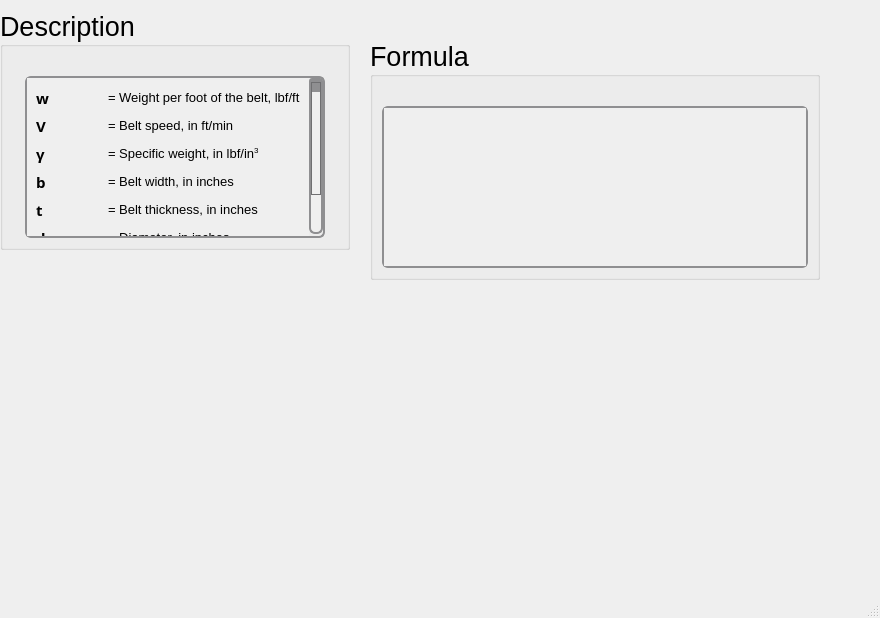
Old version of the form ui/belt_fcbelt.ui in the repository Ah00ra/HNNS.
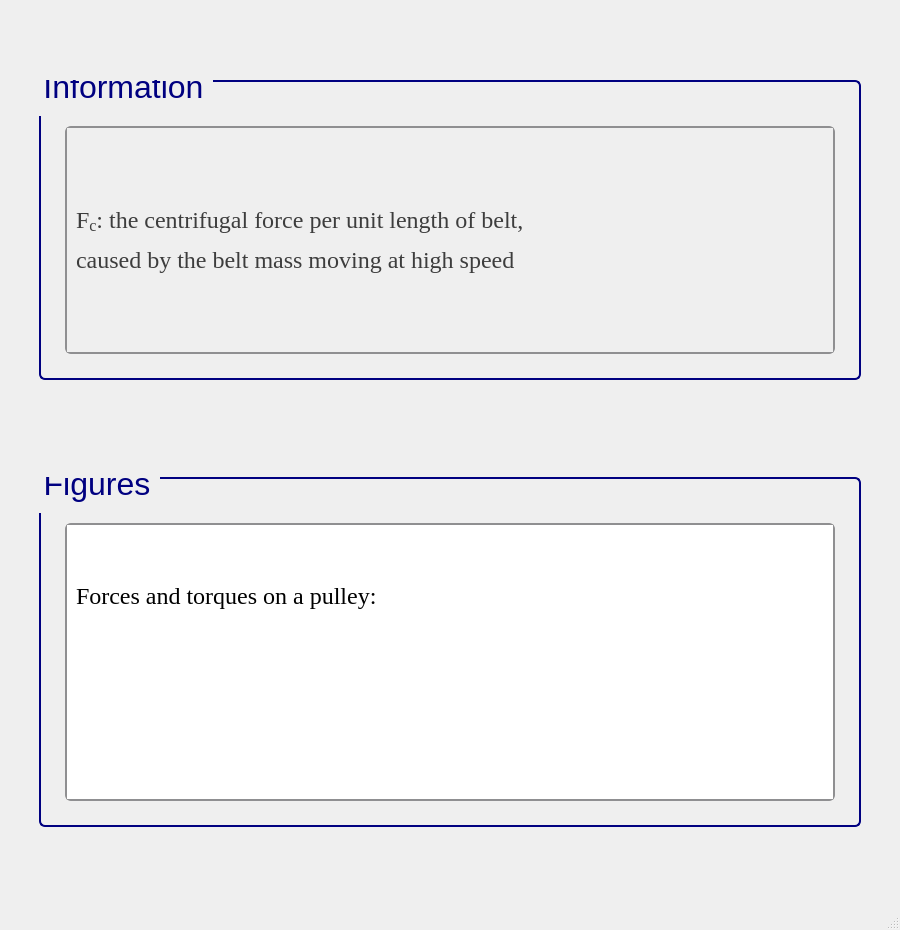
New version of the form. Icons and pictures are not drawn.

```diff
--- a/ui/belt_fcbelt.ui
+++ b/ui/belt_fcbelt.ui
@@ -6,75 +6,167 @@
    <rect>
     <x>0</x>
     <y>0</y>
-    <width>880</width>
-    <height>618</height>
+    <width>900</width>
+    <height>930</height>
    </rect>
   </property>
+  <property name="minimumSize">
+   <size>
+    <width>900</width>
+    <height>930</height>
+   </size>
+  </property>
+  <property name="maximumSize">
+   <size>
+    <width>900</width>
+    <height>930</height>
+   </size>
+  </property>
   <property name="windowTitle">
    <string>MainWindow</string>
   </property>
   <widget class="QWidget" name="centralwidget">
-   <widget class="QGroupBox" name="groupBox_46">
-    <property name="geometry">
-     <rect>
-      <x>0</x>
-      <y>10</y>
-      <width>350</width>
-      <height>240</height>
-     </rect>
-    </property>
+   <layout class="QGridLayout" name="gridLayout">
+    <item row="1" column="1">
+     <spacer name="verticalSpacer_23">
+      <property name="orientation">
+       <enum>Qt::Vertical</enum>
+      </property>
+      <property name="sizeType">
+       <enum>QSizePolicy::Fixed</enum>
+      </property>
+      <property name="sizeHint" stdset="0">
+       <size>
+        <width>20</width>
+        <height>20</height>
+       </size>
+      </property>
+     </spacer>
+    </item>
+    <item row="0" column="1">
+     <widget class="QGroupBox" name="groupBox_125">
     <property name="sizePolicy">
-     <sizepolicy hsizetype="Minimum" vsizetype="Minimum">
+       <sizepolicy hsizetype="Fixed" vsizetype="Fixed">
       <horstretch>0</horstretch>
       <verstretch>0</verstretch>
      </sizepolicy>
     </property>
     <property name="minimumSize">
      <size>
-      <width>350</width>
-      <height>0</height>
-     </size>
-    </property>
-    <property name="maximumSize">
-     <size>
-      <width>350</width>
-      <height>241</height>
+        <width>822</width>
+        <height>300</height>
      </size>
     </property>
     <property name="font">
      <font>
       <family>Segoe UI</family>
-      <pointsize>20</pointsize>
+        <pointsize>24</pointsize>
       <weight>50</weight>
       <italic>false</italic>
       <bold>false</bold>
      </font>
     </property>
+      <property name="styleSheet">
+       <string notr="true">QGroupBox {
+    border: 2px solid navy;
+    border-radius: 6px;
+    background-color: qlineargradient(x1:0, y1:0, x2:0, y2:1,
+                                      stop:0 #f6f7fa, stop:1 #dadbde);
+    font: 24pt &quot;Segoe UI&quot;;
+    padding: 5px; /* add padding inside the group box */
+    color: black;
+}
+QGroupBox::title {
+    subcontrol-origin: margin;
+    subcontrol-position: top left;
+    padding-left: 0px;
+    padding-right: 5px;
+    padding-top: 0px;
+    margin-top: -22px;  /* shift title up */
+    color: navy;
+    font-weight: bold;
+}
+</string>
+      </property>
     <property name="title">
-     <string>Description</string>
-    </property>
-    <layout class="QGridLayout" name="gridLayout_118">
+       <string>Information</string>
+      </property>
+      <layout class="QGridLayout" name="gridLayout_255">
+       <item row="1" column="2">
+        <spacer name="verticalSpacer_36">
+         <property name="orientation">
+          <enum>Qt::Horizontal</enum>
+         </property>
+         <property name="sizeType">
+          <enum>QSizePolicy::Fixed</enum>
+         </property>
+         <property name="sizeHint" stdset="0">
+          <size>
+           <width>10</width>
+           <height>20</height>
+          </size>
+         </property>
+        </spacer>
+       </item>
+       <item row="0" column="1">
+        <spacer name="verticalSpacer_35">
+         <property name="orientation">
+          <enum>Qt::Vertical</enum>
+         </property>
+         <property name="sizeType">
+          <enum>QSizePolicy::Fixed</enum>
+         </property>
+         <property name="sizeHint" stdset="0">
+          <size>
+           <width>20</width>
+           <height>30</height>
+          </size>
+         </property>
+        </spacer>
+       </item>
      <item row="1" column="0">
-      <widget class="QScrollArea" name="scrollArea_12">
+        <spacer name="verticalSpacer_34">
+         <property name="orientation">
+          <enum>Qt::Horizontal</enum>
+         </property>
+         <property name="sizeType">
+          <enum>QSizePolicy::Fixed</enum>
+         </property>
+         <property name="sizeHint" stdset="0">
+          <size>
+           <width>10</width>
+           <height>20</height>
+          </size>
+         </property>
+        </spacer>
+       </item>
+       <item row="2" column="1">
+        <spacer name="verticalSpacer_37">
+         <property name="orientation">
+          <enum>Qt::Vertical</enum>
+         </property>
+         <property name="sizeType">
+          <enum>QSizePolicy::Fixed</enum>
+         </property>
+         <property name="sizeHint" stdset="0">
+          <size>
+           <width>10</width>
+           <height>10</height>
+          </size>
+         </property>
+        </spacer>
+       </item>
+       <item row="1" column="1">
+        <widget class="QScrollArea" name="scrollArea_43">
        <property name="sizePolicy">
         <sizepolicy hsizetype="Minimum" vsizetype="Minimum">
          <horstretch>0</horstretch>
          <verstretch>0</verstretch>
         </sizepolicy>
        </property>
-       <property name="maximumSize">
-        <size>
-         <width>300</width>
-         <height>361</height>
-        </size>
-       </property>
        <property name="font">
         <font>
-         <family>Segoe UI</family>
          <pointsize>15</pointsize>
-         <weight>50</weight>
-         <italic>false</italic>
-         <bold>false</bold>
         </font>
        </property>
        <property name="styleSheet">
@@ -142,305 +234,217 @@
         <enum>Qt::ScrollBarAsNeeded</enum>
        </property>
        <property name="horizontalScrollBarPolicy">
-        <enum>Qt::ScrollBarAlwaysOff</enum>
+          <enum>Qt::ScrollBarAsNeeded</enum>
        </property>
        <property name="widgetResizable">
         <bool>true</bool>
        </property>
-       <widget class="QWidget" name="scrollAreaWidgetContents_12">
+         <widget class="QWidget" name="scrollAreaWidgetContents_43">
         <property name="geometry">
          <rect>
           <x>0</x>
           <y>0</y>
-          <width>282</width>
-          <height>208</height>
-         </rect>
-        </property>
-        <layout class="QGridLayout" name="gridLayout_97">
+            <width>754</width>
+            <height>212</height>
+           </rect>
+          </property>
+          <layout class="QGridLayout" name="gridLayout_3">
          <item row="0" column="0">
           <widget class="QLabel" name="label_23">
            <property name="font">
             <font>
-             <family>Segoe UI Variable Text Semibold</family>
-             <pointsize>11</pointsize>
-             <weight>75</weight>
-             <bold>true</bold>
-            </font>
-           </property>
-           <property name="text">
-            <string>&lt;html&gt;&lt;head/&gt;&lt;body&gt;&lt;p&gt;w&lt;/p&gt;&lt;/body&gt;&lt;/html&gt;</string>
-           </property>
-          </widget>
-         </item>
-         <item row="0" column="1">
-          <widget class="QLabel" name="htext_378">
-           <property name="font">
-            <font>
-             <family>MS Shell Dlg 2</family>
-             <pointsize>10</pointsize>
-            </font>
-           </property>
-           <property name="text">
-            <string>&lt;html&gt;&lt;head/&gt;&lt;body&gt;&lt;p align=&quot;justify&quot;&gt;= Weight per foot of the belt, lbf/ft&lt;/p&gt;&lt;/body&gt;&lt;/html&gt;</string>
-           </property>
-          </widget>
-         </item>
-         <item row="1" column="0">
-          <widget class="QLabel" name="label_25">
-           <property name="font">
-            <font>
-             <family>Segoe UI Variable Small Semibol</family>
-             <pointsize>11</pointsize>
-             <weight>75</weight>
-             <bold>true</bold>
-            </font>
-           </property>
-           <property name="text">
-            <string>V</string>
-           </property>
-          </widget>
-         </item>
-         <item row="1" column="1">
-          <widget class="QLabel" name="htext_379">
-           <property name="font">
-            <font>
-             <pointsize>10</pointsize>
-            </font>
-           </property>
-           <property name="text">
-            <string>&lt;html&gt;&lt;head/&gt;&lt;body&gt;&lt;p&gt;= Belt speed, in ft/min&lt;/p&gt;&lt;/body&gt;&lt;/html&gt;</string>
-           </property>
-          </widget>
-         </item>
-         <item row="2" column="0">
-          <widget class="QLabel" name="label_22">
-           <property name="font">
-            <font>
-             <family>Segoe UI Variable Small Semibol</family>
-             <pointsize>11</pointsize>
-             <weight>75</weight>
-             <bold>true</bold>
-            </font>
-           </property>
-           <property name="text">
-            <string>γ</string>
-           </property>
-          </widget>
-         </item>
-         <item row="2" column="1">
-          <widget class="QLabel" name="htext_376">
-           <property name="font">
-            <font>
-             <family>MS Shell Dlg 2</family>
-             <pointsize>10</pointsize>
+               <family>Times New Roman</family>
+               <pointsize>18</pointsize>
              <weight>50</weight>
-             <italic>false</italic>
              <bold>false</bold>
             </font>
            </property>
-           <property name="text">
-            <string>&lt;html&gt;&lt;head/&gt;&lt;body&gt;&lt;p&gt;&lt;span style=&quot; font-size:10pt;&quot;&gt;= &lt;/span&gt;Specific weight, in lbf/in&lt;span style=&quot; vertical-align:super;&quot;&gt;3&lt;/span&gt;&lt;/p&gt;&lt;/body&gt;&lt;/html&gt;</string>
-           </property>
-          </widget>
-         </item>
-         <item row="3" column="0">
-          <widget class="QLabel" name="label_29">
-           <property name="font">
-            <font>
-             <family>Segoe UI Variable Small Semibol</family>
-             <pointsize>11</pointsize>
-             <weight>75</weight>
-             <bold>true</bold>
-            </font>
+             <property name="cursor">
+              <cursorShape>ArrowCursor</cursorShape>
+             </property>
+             <property name="frameShape">
+              <enum>QFrame::NoFrame</enum>
            </property>
            <property name="text">
-            <string>b</string>
+              <string>&lt;html&gt;&lt;head/&gt;&lt;body&gt;&lt;p&gt;&lt;span style=&quot; color:#3d3d3d;&quot;&gt;F&lt;/span&gt;&lt;span style=&quot; color:#3d3d3d; vertical-align:sub;&quot;&gt;c&lt;/span&gt;&lt;span style=&quot; color:#3d3d3d;&quot;&gt;: the centrifugal force per unit length of belt,&lt;/span&gt;&lt;/p&gt;&lt;p&gt;&lt;span style=&quot; color:#3d3d3d;&quot;&gt;caused by the belt mass moving at high speed&lt;/span&gt;&lt;/p&gt;&lt;/body&gt;&lt;/html&gt;</string>
            </property>
           </widget>
          </item>
-         <item row="3" column="1">
-          <widget class="QLabel" name="htext_385">
-           <property name="font">
-            <font>
-             <pointsize>10</pointsize>
-            </font>
-           </property>
-           <property name="text">
-            <string>&lt;html&gt;&lt;head/&gt;&lt;body&gt;&lt;p&gt;= Belt width, in inches&lt;/p&gt;&lt;/body&gt;&lt;/html&gt;</string>
-           </property>
-          </widget>
-         </item>
-         <item row="4" column="0">
-          <widget class="QLabel" name="label_30">
-           <property name="font">
-            <font>
-             <family>Segoe UI Variable Small Semibol</family>
-             <pointsize>11</pointsize>
-             <weight>75</weight>
-             <bold>true</bold>
-            </font>
-           </property>
-           <property name="text">
-            <string>t</string>
-           </property>
-          </widget>
-         </item>
-         <item row="4" column="1">
-          <widget class="QLabel" name="htext_386">
-           <property name="font">
-            <font>
-             <pointsize>10</pointsize>
-            </font>
-           </property>
-           <property name="text">
-            <string>&lt;html&gt;&lt;head/&gt;&lt;body&gt;&lt;p&gt;= Belt thickness, in inches&lt;/p&gt;&lt;/body&gt;&lt;/html&gt;</string>
-           </property>
-          </widget>
-         </item>
-         <item row="5" column="0">
-          <widget class="QLabel" name="label_33">
-           <property name="font">
-            <font>
-             <family>Segoe UI Variable Small Semibol</family>
-             <pointsize>11</pointsize>
-             <weight>75</weight>
-             <bold>true</bold>
-            </font>
-           </property>
-           <property name="text">
-            <string>d</string>
-           </property>
-          </widget>
-         </item>
-         <item row="5" column="1">
-          <widget class="QLabel" name="htext_387">
-           <property name="font">
-            <font>
-             <pointsize>10</pointsize>
-            </font>
-           </property>
-           <property name="text">
-            <string>&lt;html&gt;&lt;head/&gt;&lt;body&gt;&lt;p align=&quot;justify&quot;&gt;= Diameter, in inches&lt;/p&gt;&lt;/body&gt;&lt;/html&gt;</string>
-           </property>
-          </widget>
-         </item>
-         <item row="6" column="0">
-          <widget class="QLabel" name="label_34">
-           <property name="font">
-            <font>
-             <family>Segoe UI Variable Small Semibol</family>
-             <pointsize>11</pointsize>
-             <weight>75</weight>
-             <bold>true</bold>
-            </font>
-           </property>
-           <property name="text">
-            <string>n</string>
-           </property>
-          </widget>
-         </item>
-         <item row="6" column="1">
-          <widget class="QLabel" name="htext_388">
-           <property name="font">
-            <font>
-             <pointsize>10</pointsize>
-            </font>
-           </property>
-           <property name="text">
-            <string>&lt;html&gt;&lt;head/&gt;&lt;body&gt;&lt;p&gt;&lt;span style=&quot; font-size:10pt;&quot;&gt;= &lt;/span&gt;Rotational speed, in rev/min&lt;/p&gt;&lt;/body&gt;&lt;/html&gt;</string>
-           </property>
-          </widget>
-         </item>
         </layout>
        </widget>
       </widget>
      </item>
-     <item row="0" column="0">
-      <spacer name="verticalSpacer_54">
-       <property name="orientation">
-        <enum>Qt::Vertical</enum>
-       </property>
-       <property name="sizeType">
-        <enum>QSizePolicy::Fixed</enum>
-       </property>
-       <property name="sizeHint" stdset="0">
-        <size>
-         <width>20</width>
-         <height>20</height>
-        </size>
-       </property>
-      </spacer>
-     </item>
-    </layout>
-   </widget>
-   <widget class="QGroupBox" name="groupBox_45">
-    <property name="geometry">
-     <rect>
-      <x>370</x>
-      <y>40</y>
-      <width>450</width>
-      <height>240</height>
-     </rect>
-    </property>
+      </layout>
+     </widget>
+    </item>
+    <item row="2" column="1">
+     <widget class="QGroupBox" name="groupBox_41">
     <property name="sizePolicy">
-     <sizepolicy hsizetype="Minimum" vsizetype="Minimum">
+       <sizepolicy hsizetype="Fixed" vsizetype="Fixed">
       <horstretch>0</horstretch>
       <verstretch>0</verstretch>
      </sizepolicy>
     </property>
     <property name="minimumSize">
      <size>
-      <width>450</width>
-      <height>0</height>
+        <width>822</width>
+        <height>350</height>
      </size>
     </property>
     <property name="maximumSize">
      <size>
-      <width>450</width>
-      <height>241</height>
+        <width>922</width>
+        <height>16777215</height>
      </size>
     </property>
     <property name="font">
      <font>
       <family>Segoe UI</family>
-      <pointsize>20</pointsize>
+        <pointsize>24</pointsize>
       <weight>50</weight>
       <italic>false</italic>
       <bold>false</bold>
      </font>
     </property>
+      <property name="styleSheet">
+       <string notr="true">/* GroupBox styling */
+QGroupBox {
+    border: 2px solid navy;
+    border-radius: 6px;
+    background-color: qlineargradient(x1:0, y1:0, x2:0, y2:1,
+    stop:0 #f6f7fa, stop:1 #dadbde);
+    font: 24pt &quot;Segoe UI&quot;;
+    padding: 5px;
+    color: black;
+}
+
+/* GroupBox title styling */
+QGroupBox::title {
+    subcontrol-origin: margin;
+    subcontrol-position: top left;
+    padding-left: 0px;
+    padding-right: 5px;
+    padding-top: 0px;
+    margin-top: -22px;
+    color: navy;
+    font-weight: bold;
+}
+
+/* Make QScrollArea (only within GroupBox) have a white background with correct border */
+QGroupBox QScrollArea {
+    background-color: white !important;
+    border: 2px solid #8f8f91;
+    border-radius: 6px;
+}
+
+/* Make QScrollArea's viewport white as well */
+QGroupBox QScrollArea QWidget {
+    background-color: white !important;
+}
+
+/* Scrollbar styling inside QScrollArea in QGroupBox */
+QGroupBox QScrollArea QScrollBar:vertical, QGroupBox QScrollArea QScrollBar:horizontal {
+    background: qlineargradient(x1:0, y1:0, x2:0, y2:1,
+    stop:0 #f6f7fa, stop:1 #dadbde);
+    border: 2px solid #8f8f91;
+    border-radius: 6px;
+    width: 14px;
+    height: 14px;
+    margin: 2px 0 2px 0;
+}
+
+/* Remove bottom button of vertical scrollbar */
+QGroupBox QScrollArea QScrollBar::add-line:vertical {
+    height: 0px;
+    width: 0px;
+    border: none;
+    background: none;
+    margin: 0px;
+    padding: 0px;
+}
+
+/* Scrollbar handle */
+QGroupBox QScrollArea QScrollBar::handle:vertical, QGroupBox QScrollArea QScrollBar::handle:horizontal {
+    background: qlineargradient(x1:0, y1:0, x2:0, y2:1,
+    stop:0 #8f8f91, stop:1 #6f6f71);
+    min-height: 20px;
+    border-radius: 6px;
+    border: 1px solid #6f6f71;
+}
+
+QGroupBox QScrollArea QScrollBar::handle:vertical:hover, QGroupBox QScrollArea QScrollBar::handle:horizontal:hover {
+    background: qlineargradient(x1:0, y1:0, x2:0, y2:1,
+    stop:0 #6f6f71, stop:1 #4f4f51);
+    border: 1px solid #4f4f51;
+}
+
+/* Scrollbar sub-line buttons */
+QGroupBox QScrollArea QScrollBar::sub-line:vertical, QGroupBox QScrollArea QScrollBar::add-line:horizontal, QGroupBox QScrollArea QScrollBar::sub-line:horizontal {
+    background: #8f8f91;
+    border: none;
+    border-radius: 3px;
+    height: 14px;
+    width: 14px;
+    subcontrol-origin: margin;
+}
+
+QGroupBox QScrollArea QScrollBar::sub-line:vertical:hover, QGroupBox QScrollArea QScrollBar::add-line:horizontal:hover, QGroupBox QScrollArea QScrollBar::sub-line:horizontal:hover {
+    background: #6f6f71;
+}
+
+/* Transparent page areas */
+QGroupBox QScrollArea QScrollBar::add-page:vertical, QGroupBox QScrollArea QScrollBar::sub-page:vertical,
+QGroupBox QScrollArea QScrollBar::add-page:horizontal, QGroupBox QScrollArea QScrollBar::sub-page:horizontal {
+    background: transparent;
+}
+</string>
+      </property>
     <property name="title">
-     <string>Formula</string>
-    </property>
-    <layout class="QGridLayout" name="gridLayout_116">
-     <item row="1" column="0">
-      <widget class="QScrollArea" name="scrollArea_11">
-       <property name="sizePolicy">
-        <sizepolicy hsizetype="Minimum" vsizetype="Minimum">
-         <horstretch>0</horstretch>
-         <verstretch>0</verstretch>
-        </sizepolicy>
-       </property>
-       <property name="font">
-        <font>
-         <family>Segoe UI</family>
-         <pointsize>15</pointsize>
-         <weight>50</weight>
-         <italic>false</italic>
-         <bold>false</bold>
-        </font>
-       </property>
+       <string>Figures</string>
+      </property>
+      <layout class="QGridLayout" name="gridLayout_62">
+       <item row="1" column="1">
+        <widget class="QScrollArea" name="scrollArea_2">
        <property name="styleSheet">
-        <string notr="true">QScrollArea {
-    background: qlineargradient(x1:0, y1:0, x2:0, y2:1,
-                               stop:0 #f6f7fa, stop:1 #dadbde);
+          <string notr="true">/* GroupBox styling */
+QGroupBox {
+    border: 2px solid navy;
+    border-radius: 6px;
+    background-color: qlineargradient(x1:0, y1:0, x2:0, y2:1,
+    stop:0 #f6f7fa, stop:1 #dadbde);
+    font: 20pt &quot;Segoe UI&quot;;
+    padding: 5px;
+    color: black;
+}
+
+/* GroupBox title styling */
+QGroupBox::title {
+    subcontrol-origin: margin;
+    subcontrol-position: top left;
+    padding-left: 0px;
+    padding-right: 5px;
+    padding-top: 0px;
+    margin-top: -20px;
+    color: navy;
+    font-weight: bold;
+}
+
+/* Make QScrollArea (only within GroupBox) have a white background with correct border */
+QGroupBox QScrollArea {
+    background-color: white !important;
     border: 2px solid #8f8f91;
     border-radius: 6px;
 }
 
-QScrollArea QScrollBar:vertical, QScrollArea QScrollBar:horizontal {
+/* Make QScrollArea's viewport white as well */
+QGroupBox QScrollArea QWidget {
+    background-color: white !important;
+}
+
+/* Scrollbar styling inside QScrollArea in QGroupBox */
+QGroupBox QScrollArea QScrollBar:vertical, QGroupBox QScrollArea QScrollBar:horizontal {
     background: qlineargradient(x1:0, y1:0, x2:0, y2:1,
-                               stop:0 #f6f7fa, stop:1 #dadbde);
+    stop:0 #f6f7fa, stop:1 #dadbde);
     border: 2px solid #8f8f91;
     border-radius: 6px;
     width: 14px;
@@ -448,8 +452,8 @@
     margin: 2px 0 2px 0;
 }
 
-/* Completely remove the bottom button of the vertical scrollbar */
-QScrollArea QScrollBar::add-line:vertical {
+/* Remove bottom button of vertical scrollbar */
+QGroupBox QScrollArea QScrollBar::add-line:vertical {
     height: 0px;
     width: 0px;
     border: none;
@@ -458,9 +462,10 @@
     padding: 0px;
 }
 
-QScrollArea QScrollBar::handle:vertical, QScrollArea QScrollBar::handle:horizontal {
+/* Scrollbar handle */
+QGroupBox QScrollArea QScrollBar::handle:vertical, QGroupBox QScrollArea QScrollBar::handle:horizontal {
     background: qlineargradient(x1:0, y1:0, x2:0, y2:1,
-                               stop:0 #8f8f91, stop:1 #6f6f71);
+    stop:0 #8f8f91, stop:1 #6f6f71);
     min-height: 20px;
     border-radius: 6px;
     border: 1px solid #6f6f71;
@@ -472,7 +477,8 @@
     border: 1px solid #4f4f51;
 }
 
-QScrollArea QScrollBar::sub-line:vertical, QScrollArea QScrollBar::add-line:horizontal, QScrollArea QScrollBar::sub-line:horizontal {
+/* Scrollbar sub-line buttons */
+QGroupBox QScrollArea QScrollBar::sub-line:vertical, QGroupBox QScrollArea QScrollBar::add-line:horizontal, QGroupBox QScrollArea QScrollBar::sub-line:horizontal {
     background: #8f8f91;
     border: none;
     border-radius: 3px;
@@ -485,91 +491,74 @@
     background: #6f6f71;
 }
 
-QScrollArea QScrollBar::add-page:vertical, QScrollArea QScrollBar::sub-page:vertical,
-QScrollArea QScrollBar::add-page:horizontal, QScrollArea QScrollBar::sub-page:horizontal {
+/* Transparent page areas */
+QGroupBox QScrollArea QScrollBar::add-page:vertical, QGroupBox QScrollArea QScrollBar::sub-page:vertical,
+QGroupBox QScrollArea QScrollBar::add-page:horizontal, QGroupBox QScrollArea QScrollBar::sub-page:horizontal {
     background: transparent;
 }
 </string>
        </property>
-       <property name="verticalScrollBarPolicy">
-        <enum>Qt::ScrollBarAsNeeded</enum>
-       </property>
        <property name="widgetResizable">
         <bool>true</bool>
        </property>
-       <widget class="QWidget" name="scrollAreaWidgetContents_11">
+         <widget class="QWidget" name="scrollAreaWidgetContents_2">
         <property name="geometry">
          <rect>
           <x>0</x>
           <y>0</y>
-          <width>422</width>
-          <height>146</height>
-         </rect>
-        </property>
-        <layout class="QGridLayout" name="gridLayout_98">
+            <width>733</width>
+            <height>494</height>
+           </rect>
+          </property>
+          <layout class="QGridLayout" name="gridLayout_2">
          <item row="0" column="0">
           <widget class="QLabel" name="htext_381">
            <property name="font">
             <font>
-             <family>MS Shell Dlg 2</family>
-             <pointsize>11</pointsize>
+               <family>Times New Roman</family>
+               <pointsize>18</pointsize>
              <weight>50</weight>
-             <italic>false</italic>
              <bold>false</bold>
             </font>
            </property>
-           <property name="text">
-            <string>&lt;html&gt;&lt;head/&gt;&lt;body&gt;&lt;p&gt;&lt;img src=&quot;:/desc/images/Fc belt.png&quot;/&gt;&lt;/p&gt;&lt;/body&gt;&lt;/html&gt;</string>
-           </property>
-           <property name="scaledContents">
-            <bool>true</bool>
-           </property>
+             <property name="cursor">
+              <cursorShape>ArrowCursor</cursorShape>
+             </property>
+             <property name="frameShape">
+              <enum>QFrame::NoFrame</enum>
+             </property>
+             <property name="text">
+              <string>&lt;html&gt;&lt;head/&gt;&lt;body&gt;&lt;p&gt;&lt;span style=&quot; color:#000000;&quot;&gt;Forces and torques on a pulley:&lt;/span&gt;&lt;/p&gt;&lt;/body&gt;&lt;/html&gt;</string>
+             </property>
           </widget>
          </item>
          <item row="1" column="0">
           <widget class="QLabel" name="htext_389">
            <property name="font">
             <font>
-             <family>MS Shell Dlg 2</family>
-             <pointsize>11</pointsize>
+               <family>Times New Roman</family>
+               <pointsize>18</pointsize>
              <weight>50</weight>
-             <italic>false</italic>
              <bold>false</bold>
             </font>
            </property>
-           <property name="text">
-            <string>&lt;html&gt;&lt;head/&gt;&lt;body&gt;&lt;p&gt;&lt;img src=&quot;:/desc/images/weight belt.png&quot;/&gt;&lt;/p&gt;&lt;/body&gt;&lt;/html&gt;</string>
-           </property>
-           <property name="scaledContents">
-            <bool>true</bool>
-           </property>
-          </widget>
-         </item>
-         <item row="2" column="0">
-          <widget class="QLabel" name="htext_390">
-           <property name="font">
-            <font>
-             <family>MS Shell Dlg 2</family>
-             <pointsize>11</pointsize>
-             <weight>50</weight>
-             <italic>false</italic>
-             <bold>false</bold>
-            </font>
-           </property>
+             <property name="cursor">
+              <cursorShape>ArrowCursor</cursorShape>
+             </property>
+             <property name="frameShape">
+              <enum>QFrame::NoFrame</enum>
+             </property>
            <property name="text">
-            <string>&lt;html&gt;&lt;head/&gt;&lt;body&gt;&lt;p&gt;&lt;img src=&quot;:/desc/images/belt speed.png&quot;/&gt;&lt;/p&gt;&lt;/body&gt;&lt;/html&gt;</string>
-           </property>
-           <property name="scaledContents">
-            <bool>true</bool>
-           </property>
+              <string>&lt;html&gt;&lt;head/&gt;&lt;body&gt;&lt;p&gt;&lt;img src=&quot;:/info/info/force and torque on pulley.png&quot;/&gt;&lt;/p&gt;&lt;/body&gt;&lt;/html&gt;</string>
+             </property>
           </widget>
          </item>
         </layout>
        </widget>
       </widget>
      </item>
-     <item row="0" column="0">
-      <spacer name="verticalSpacer_53">
+       <item row="2" column="1">
+        <spacer name="verticalSpacer_31">
        <property name="orientation">
         <enum>Qt::Vertical</enum>
        </property>
@@ -578,14 +567,96 @@
        </property>
        <property name="sizeHint" stdset="0">
         <size>
-         <width>20</width>
+           <width>10</width>
+           <height>10</height>
+          </size>
+         </property>
+        </spacer>
+       </item>
+       <item row="1" column="2">
+        <spacer name="verticalSpacer_33">
+         <property name="orientation">
+          <enum>Qt::Horizontal</enum>
+         </property>
+         <property name="sizeType">
+          <enum>QSizePolicy::Fixed</enum>
+         </property>
+         <property name="sizeHint" stdset="0">
+          <size>
+           <width>10</width>
          <height>20</height>
         </size>
        </property>
       </spacer>
      </item>
-    </layout>
-   </widget>
+       <item row="1" column="0">
+        <spacer name="verticalSpacer_32">
+         <property name="orientation">
+          <enum>Qt::Horizontal</enum>
+         </property>
+         <property name="sizeType">
+          <enum>QSizePolicy::Fixed</enum>
+         </property>
+         <property name="sizeHint" stdset="0">
+          <size>
+           <width>10</width>
+           <height>20</height>
+          </size>
+         </property>
+        </spacer>
+       </item>
+       <item row="0" column="1">
+        <spacer name="verticalSpacer_21">
+         <property name="orientation">
+          <enum>Qt::Vertical</enum>
+         </property>
+         <property name="sizeType">
+          <enum>QSizePolicy::Fixed</enum>
+         </property>
+         <property name="sizeHint" stdset="0">
+          <size>
+           <width>20</width>
+           <height>30</height>
+          </size>
+         </property>
+        </spacer>
+       </item>
+      </layout>
+     </widget>
+    </item>
+    <item row="1" column="0">
+     <spacer name="verticalSpacer_24">
+      <property name="orientation">
+       <enum>Qt::Horizontal</enum>
+      </property>
+      <property name="sizeType">
+       <enum>QSizePolicy::Fixed</enum>
+      </property>
+      <property name="sizeHint" stdset="0">
+       <size>
+        <width>20</width>
+        <height>20</height>
+       </size>
+      </property>
+     </spacer>
+    </item>
+    <item row="2" column="2">
+     <spacer name="verticalSpacer_25">
+      <property name="orientation">
+       <enum>Qt::Horizontal</enum>
+      </property>
+      <property name="sizeType">
+       <enum>QSizePolicy::Fixed</enum>
+      </property>
+      <property name="sizeHint" stdset="0">
+       <size>
+        <width>20</width>
+        <height>20</height>
+       </size>
+      </property>
+     </spacer>
+    </item>
+   </layout>
   </widget>
   <widget class="QMenuBar" name="menubar">
    <property name="geometry">
```
Left out of the diff: 20 changed lines with no effect on the pictures. Lines whose indentation alone changed are shown as unchanged.
